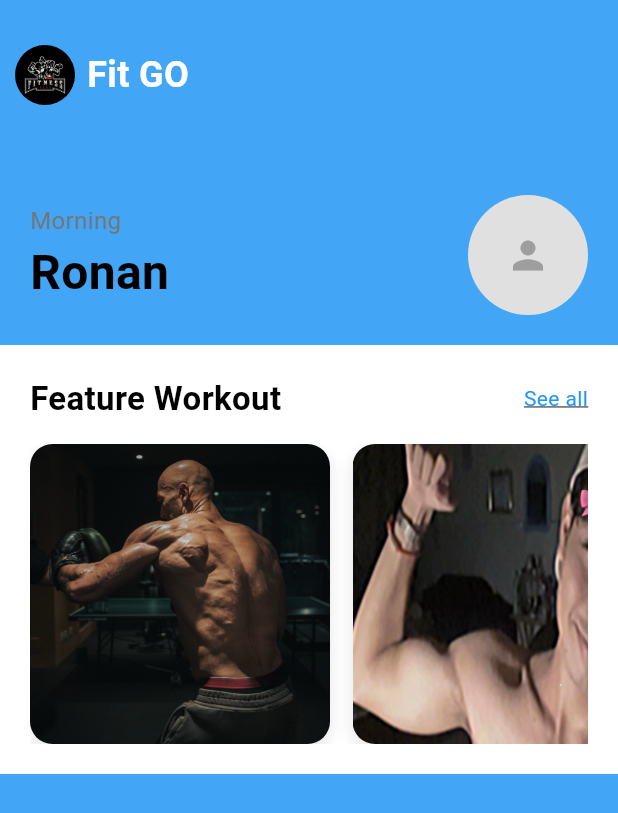
After one commit to piseyKhenchandara/FitGo-flutter-final-project, a Flutter app: the Homepage screen opened by its route, on a phone screen of 412 x 824 dp. The commit adds this screen. Shown: the top 813 px of the screen. Run offline on Flutter 3.47's test engine with Material 3 defaults, Android fonts, the phone set to English and light mode, and no system bars; our stand-ins replace go_router.

Commit message:
add homepage

```diff
--- /dev/null
+++ b/fit_go/lib/data/gym_option/activity_model.dart
@@ -0,0 +1,18 @@
+import 'package:uuid/uuid.dart';
+
+
+class ActivityModel{
+  final String id = Uuid().v4();
+  final String image;
+  final String name;
+  final int amount;
+  final bool isCompleted;
+  final Duration time;
+
+  ActivityModel({
+    required this.image,
+    required this.name,
+    required this.time,
+    required this.amount,
+  }) : isCompleted = false;
+}
--- /dev/null
+++ b/fit_go/lib/data/gym_option/arms.dart
@@ -0,0 +1,18 @@
+import 'package:fit_go/data/gym_option/activity_model.dart';
+
+List<ActivityModel> arms = [
+  ActivityModel(
+    image: "assets/arms/arm1.png",
+    name: "Push up",
+    time: Duration(minutes: 1, seconds: 30),
+    amount: 30
+   ),
+   ActivityModel(
+    image: "assets/arms/arm1.png",
+    name: "Push up",
+    time: Duration(minutes: 1, seconds: 30),
+    amount: 30
+   ),
+
+
+];
--- a/fit_go/lib/router/app_router.dart
+++ b/fit_go/lib/router/app_router.dart
@@ -1,3 +1,4 @@
+import 'package:fit_go/ui/display/homepage.dart';
 import 'package:fit_go/ui/setup/gender_page.dart';
 import 'package:fit_go/ui/setup/height_page.dart';
 import 'package:fit_go/ui/setup/user_info_page.dart';
@@ -23,6 +24,7 @@ class AppRouter {
           height: args?['height'] as int?,
         );},
       ),
+      GoRoute(path: '/homepage', name : 'homepage', builder: (context, state) => Homepage(),),
 
     ],
   );
--- /dev/null
+++ b/fit_go/lib/ui/display/homepage.dart
@@ -0,0 +1,141 @@
+import 'package:fit_go/widgets/appbar.dart';
+import 'package:flutter/material.dart';
+
+class Homepage extends StatefulWidget {
+  const Homepage({super.key});
+
+  @override
+  State<Homepage> createState() => _HomepageState();
+}
+
+class _HomepageState extends State<Homepage> {
+  final String name = "Ronan";
+
+  @override
+  Widget build(BuildContext context) {
+    return Scaffold(
+      body: Container(
+        color: Colors.blue[400],
+        child: Column(
+          children: [
+            Padding(
+              padding: EdgeInsets.fromLTRB(10, 30, 10, 30),
+              child: Appbar(),
+            ),
+            SizedBox(height: 10),
+            SingleChildScrollView(
+              child: Column(
+                children: [
+                  // Greeting Section
+                  Container(
+                    padding: EdgeInsets.symmetric(horizontal: 20, vertical: 20),
+                    child: Row(
+                      mainAxisAlignment: MainAxisAlignment.spaceBetween,
+                      children: [
+                        Column(
+                          crossAxisAlignment: CrossAxisAlignment.start,
+                          children: [
+                            Text(
+                              "Morning",
+                              style: TextStyle(
+                                color: Colors.grey[600],
+                                fontSize: 16,
+                              ),
+                            ),
+                            Text(
+                              name,
+                              style: TextStyle(
+                                color: Colors.black,
+                                fontSize: 32,
+                                fontWeight: FontWeight.bold,
+                              ),
+                            ),
+                          ],
+                        ),
+                        CircleAvatar(
+                          radius: 40,
+                          backgroundColor: Colors.grey[300],
+                          child: Icon(Icons.person, size: 30, color: Colors.grey),
+                        )
+                      ],
+                    ),
+                  ),
+
+                  // Feature Workout Section
+                  Container(
+                    color: Colors.white,
+                    padding: EdgeInsets.all(20),
+                    child: Column(
+                      crossAxisAlignment: CrossAxisAlignment.start,
+                      children: [
+                        Row(
+                          mainAxisAlignment: MainAxisAlignment.spaceBetween,
+                          children: [
+                            Text(
+                              "Feature Workout",
+                              style: TextStyle(
+                                fontSize: 22,
+                                fontWeight: FontWeight.bold,
+                                color: Colors.black,
+                              ),
+                            ),
+                            Text(
+                              "See all",
+                              style: TextStyle(
+                                fontSize: 14,
+                                color: Colors.blue,
+                                decoration: TextDecoration.underline,
+                              ),
+                            )
+                          ],
+                        ),
+                        SizedBox(height: 15),
+                        SingleChildScrollView(
+                          scrollDirection: Axis.horizontal,
+                          child: Row(
+                            children: [
+                              _buildWorkoutCard("assets/images/andrew1.png"),
+                              SizedBox(width: 15),
+                              _buildWorkoutCard("assets/arms/arm1.png"),
+                              SizedBox(width: 15),
+                              _buildWorkoutCard("assets/images/andrew1.png"),
+                            ],
+                          ),
+                        )
+                      ],
+                    ),
+                  ),
+                ],
+              ),
+            ),
+          ],
+        ),
+      ),
+    );
+  }
+
+  Widget _buildWorkoutCard(String imagePath) {
+    return Container(
+      width: 200,
+      height: 200,
+      decoration: BoxDecoration(
+        borderRadius: BorderRadius.circular(15),
+        boxShadow: [
+          BoxShadow(
+            // ignore: deprecated_member_use
+            color: Colors.black.withOpacity(0.1),
+            blurRadius: 8,
+            offset: Offset(0, 4),
+          )
+        ],
+      ),
+      child: ClipRRect(
+        borderRadius: BorderRadius.circular(15),
+        child: Image.asset(
+          imagePath,
+          fit: BoxFit.cover,
+        ),
+      ),
+    );
+  }
+}
--- a/fit_go/lib/ui/setup/weight_avg_page.dart
+++ b/fit_go/lib/ui/setup/weight_avg_page.dart
@@ -1,7 +1,7 @@
 import 'package:fit_go/data/avg_weight.dart';
 import 'package:fit_go/widgets/appbar.dart';
 import 'package:flutter/material.dart';
-import 'package:go_router/go_router.dart';
+// import 'package:go_router/go_router.dart';
 
 class WeightAvgPage extends StatefulWidget {
   const WeightAvgPage({super.key, this.height, this.weight});
--- a/fit_go/lib/ui/setup/weight_page.dart
+++ b/fit_go/lib/ui/setup/weight_page.dart
@@ -119,7 +119,7 @@ class _WeightPageState extends State<WeightPage> {
                 });
               },
             child: const Padding(
-              padding: const EdgeInsets.fromLTRB(50, 5, 50, 5),
+              padding: EdgeInsets.fromLTRB(50, 5, 50, 5),
               child: Text(
                 'Next',
                 style: TextStyle(
--- a/fit_go/lib/widgets/height_widgets.dart
+++ b/fit_go/lib/widgets/height_widgets.dart
@@ -94,6 +94,7 @@ class _HeightWidgetsState extends State<HeightWidgets> {
                               isSelected ? FontWeight.bold : FontWeight.normal,
                           color: isSelected
                               ? Colors.white
+                              // ignore: deprecated_member_use
                               : Colors.white.withOpacity(0.4),
                         ),
                       ),
--- a/fit_go/pubspec.yaml
+++ b/fit_go/pubspec.yaml
@@ -36,6 +36,7 @@ dependencies:
   # Use with the CupertinoIcons class for iOS style icons.
   cupertino_icons: ^1.0.8
   go_router: ^17.0.1
+  uuid: ^4.5.2
 
 dev_dependencies:
   flutter_test:
@@ -63,6 +64,7 @@ flutter:
   assets:
     - assets/images/
     - assets/icons/
+    - assets/arms/
   #   - images/a_dot_ham.jpeg
 
   # An image asset can refer to one or more resolution-specific "variants", see
```
Also changed, not shown: fit_go/assets/arms/arm1.png (added), fit_go/pubspec.lock.
